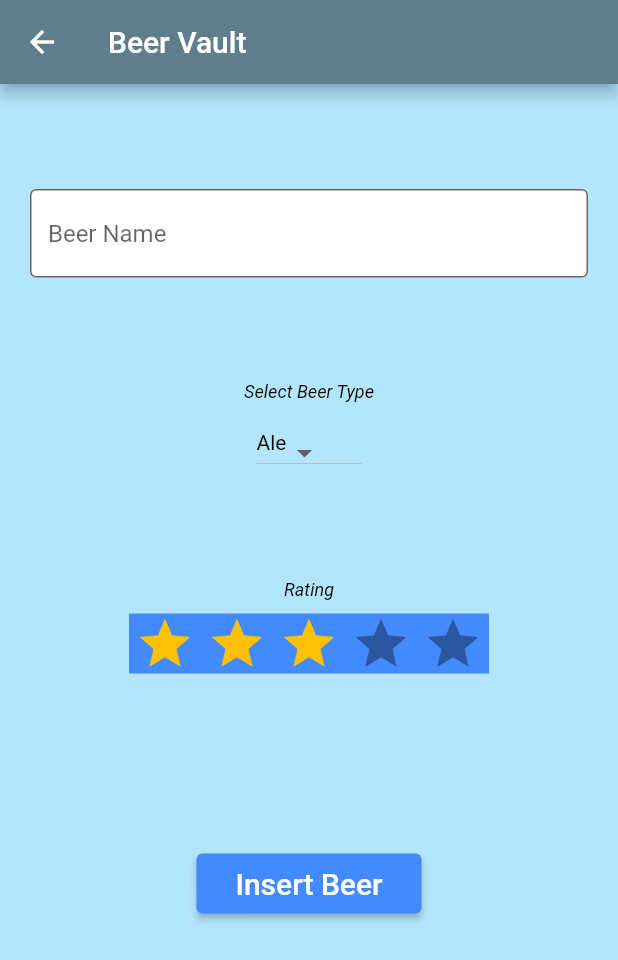
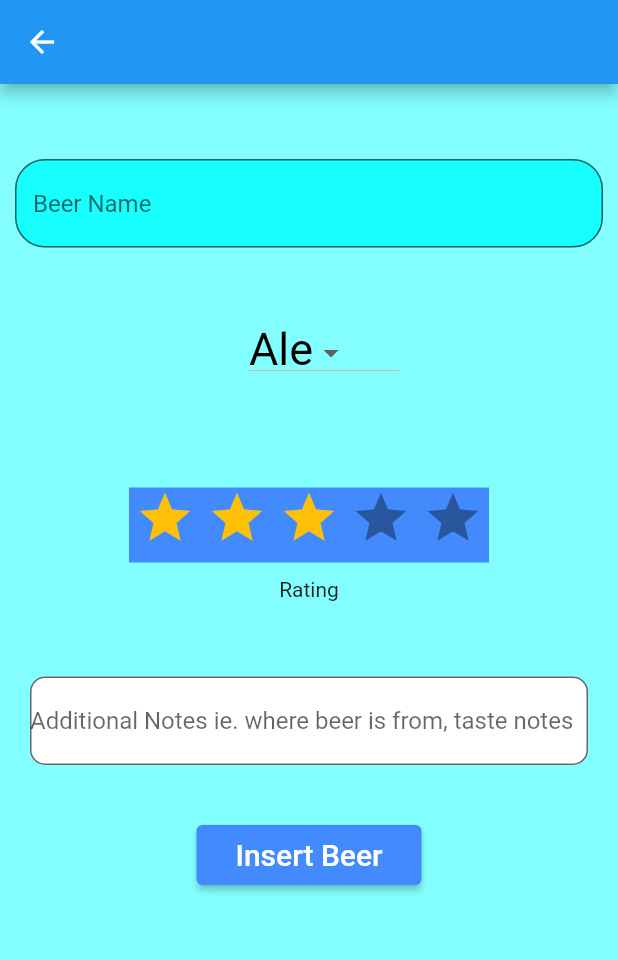
Before and after one commit to codyhanes32/Need_For_Feed, a Flutter app: the screen it shows after launch, after a tap on "Add Drink +", on a phone screen of 412 x 824 dp. Shown: the top 960 px of the screen. Run offline on Flutter 3.47's test engine with Material 2 defaults, Android fonts, the light colour scheme and no system bars; drawn by our look-alikes of flutter_rating_bar; our stand-ins replace firebase_auth, firebase_database; accounts and stored records are empty; network calls fail; Roboto replaces fonts that are missing (Hind).

Commit message:
List is now clickable with beer profiles, UI changes

```diff
--- a/lib/NewDrink.dart
+++ b/lib/NewDrink.dart
@@ -15,15 +15,17 @@ class _NewDrinkState extends State<NewDrink> {
     'Pale Ale', 'Indian Pale Ale (IPA)', 'Wheat', 'Pilsner', 'Sour'];
   String dropdownValue = 'Ale';
   var beerName = TextEditingController();
+  var notes = TextEditingController();
 
   @override
   Widget build(BuildContext context) {
     return Scaffold(
-      backgroundColor: Colors.lightBlue[100],
+      backgroundColor: Colors.cyanAccent[100],
       resizeToAvoidBottomInset : false,
       appBar: AppBar(
 
-        title: Text('Beer Vault'),
+        title: Text(''),
+        backgroundColor: Colors.blue,
 
       ),
       body: SingleChildScrollView(
@@ -32,34 +34,29 @@ class _NewDrinkState extends State<NewDrink> {
           children: [
 
             Container(
-              margin: EdgeInsets.symmetric(vertical: 70, horizontal: 20),
+              margin: EdgeInsets.only(left: 10, right: 10, top: 50, bottom: 30),
               child: TextField(
                 controller: beerName,
-                decoration: const InputDecoration(
-                    fillColor: Colors.white, filled: true,
-                    border: OutlineInputBorder(),
+                decoration: InputDecoration(
+
+                    fillColor: Colors.cyanAccent, filled: true,
+                    border: OutlineInputBorder(
+                      borderRadius: BorderRadius.circular(20),
+                    ),
                     hintText: 'Beer Name'
                 ),
               ),
             ),
 
             Container(
-              margin: new EdgeInsets.symmetric(horizontal: 20.0),
+              height: 100,
+              margin: new EdgeInsets.only(left:10),
               child: Column(
                 children: [
-                  Text('Select Beer Type',
-                  style: TextStyle(
-                    fontFamily: 'Hind',
-                    color: Colors.black,
-                    height: 1,
-                    fontSize: 12,
-                    fontStyle: FontStyle.italic,
-                  )),
-
                   Container(
-                      margin: new EdgeInsets.symmetric(horizontal: 10.0, vertical: 20),
-                      height: 30,
-                      width: 70,
+                      margin: new EdgeInsets.only(left: 10, top: 20),
+                      height: 40,
+                      width: 100,
                       child: DropdownButton<String>(
                       value: dropdownValue,
                       onChanged: (String? newValue) {
@@ -72,7 +69,8 @@ class _NewDrinkState extends State<NewDrink> {
                         return options.map((String value) {
                           return Text(
                             dropdownValue,
-                            style: const TextStyle(color: Colors.black),
+                            style: const TextStyle(color: Colors.black,
+                            fontSize: 30),
                           );
                         }).toList();
                         },
@@ -89,19 +87,13 @@ class _NewDrinkState extends State<NewDrink> {
             ),
 
             Container(
-              margin: EdgeInsets.symmetric(vertical: 50),
+              margin: EdgeInsets.symmetric(vertical: 20),
               child: Column(
                 children: [
-                  Text('Rating',
-                      style: TextStyle(
-                        fontFamily: 'Hind',
-                        color: Colors.black,
-                        height: 1,
-                        fontSize: 12,
-                        fontStyle: FontStyle.italic,
-                      )),
+
                 Container(
                   margin: EdgeInsets.symmetric(vertical: 10),
+                  height: 50,
                   color: Colors.blueAccent,
                   child: RatingBar.builder(
                     initialRating: 3,
@@ -119,12 +111,31 @@ class _NewDrinkState extends State<NewDrink> {
                     },
                   ),
                 ),
+                  Text('Rating')
                 ],
               ),
             ),
 
+
             Container(
-                margin: new EdgeInsets.symmetric(vertical: 60.0),
+              margin: EdgeInsets.symmetric(vertical: 30, horizontal: 20),
+              child: TextField(
+                keyboardType: TextInputType.multiline,
+                maxLines: null,
+                controller: notes,
+                decoration: InputDecoration(
+                    contentPadding: const EdgeInsets.symmetric(vertical: 20.0),
+                    fillColor: Colors.white, filled: true,
+                    border: OutlineInputBorder(
+                      borderRadius: BorderRadius.circular(10),
+                    ),
+                    hintText: 'Additional Notes ie. where beer is from, taste notes'
+                ),
+              ),
+            ),
+
+            Container(
+                margin: new EdgeInsets.symmetric(vertical: 10.0),
                 width:150,
                 height: 40,
                 child:ElevatedButton(
@@ -134,7 +145,8 @@ class _NewDrinkState extends State<NewDrink> {
                         {
                           "name" : beerName.text,
                           "rating" : beerRating,
-                          "type" : dropdownValue
+                          "type" : dropdownValue,
+                          "notes": notes.text
                         }
                       ).then((value) {
                         print("Beer successfully added");
--- a/lib/insertSuccess.dart
+++ b/lib/insertSuccess.dart
@@ -13,7 +13,7 @@ class _insertSuccessState extends State<insertSuccess> {
 
   Widget build(BuildContext context) {
     return Scaffold(
-       // backgroundColor: Colors.lightBlue[100]
+        backgroundColor: Colors.cyanAccent[100],
 
         appBar: AppBar(
 
@@ -26,7 +26,7 @@ class _insertSuccessState extends State<insertSuccess> {
             Container(
               margin: EdgeInsets.symmetric(vertical: 150),
               child: Text('Beer Successfully Inserted',
-              style: TextStyle(color: Colors.green,
+              style: TextStyle(color: Colors.blue,
               fontSize: 30),),
             ),
 
--- a/lib/main.dart
+++ b/lib/main.dart
@@ -70,13 +70,17 @@ class _MyHomePageState extends State<MyHomePage> {
     // fast, so that you can just rebuild anything that needs updating rather
     // than having to individually change instances of widgets.
     return Scaffold(
+
       //appBar: AppBar(
         // Here we take the value from the MyHomePage object that was created by
         // the App.build method, and use it to set our appbar title.
        // title: Text(widget.title),
       //),
-      backgroundColor: Colors.lightBlue[100],
+
+      backgroundColor: Colors.cyanAccent[100],
+
       body: Center(
+
         // Center is a layout widget. It takes a single child and positions it
         // in the middle of the parent.
         child: Column(
```
Also changed, not shown: lib/beerNotes.dart (added, +47 -0 lines), lib/beerVault.dart (+48 -8 lines).
